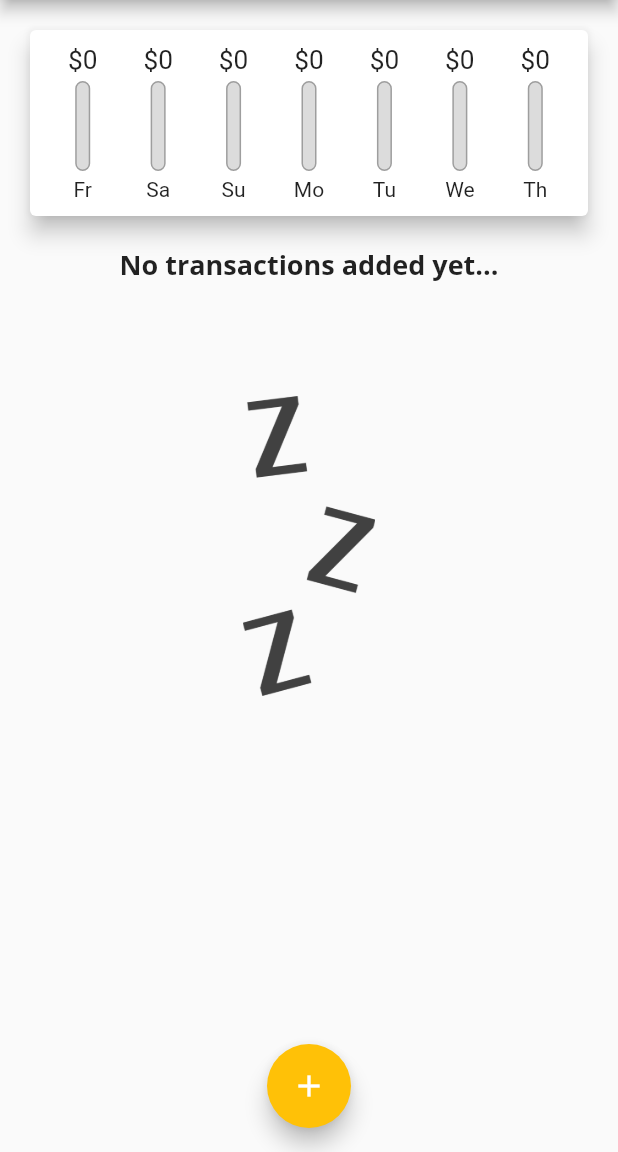
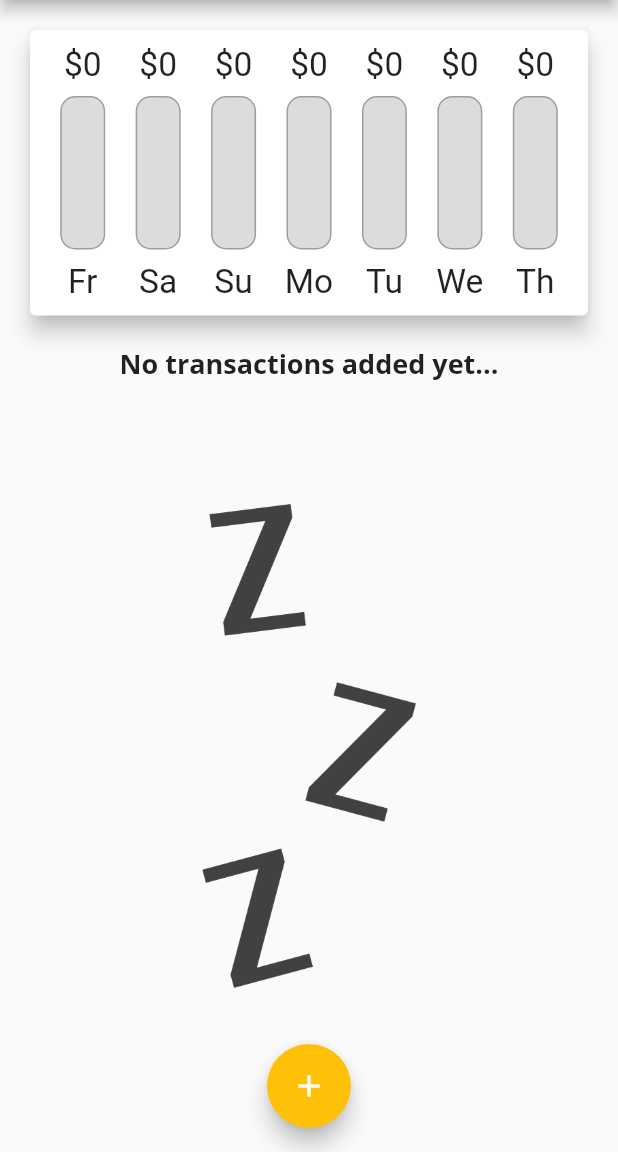
Before and after one commit to pmcgaugh/expenses_app, a Flutter app: the screen it shows after launch, on a phone screen of 412 x 824 dp, the part 84-1236 px from its top. Run offline on Flutter 3.47's test engine with Material 2 defaults, Android fonts, the phone set to English and light mode, and no system bars; Roboto replaces fonts that are missing (Comic Code).

Commit message:
Lesson 161

```diff
--- a/lib/main.dart
+++ b/lib/main.dart
@@ -1,5 +1,7 @@
+import 'package:flutter/cupertino.dart';
 import 'package:flutter/material.dart';
 import 'package:uuid/uuid.dart';
+import 'dart:io';
 
 import 'models/transaction.dart';
 import 'widgets/chart.dart';
@@ -7,6 +9,7 @@ import 'widgets/new_transaction.dart';
 import 'widgets/transaction_list.dart';
 
 void main() {
+  WidgetsFlutterBinding.ensureInitialized();
   runApp(const MyApp());
 }
 
@@ -18,6 +21,7 @@ class MyApp extends StatelessWidget {
     return MaterialApp(
       title: 'Personal Expenses',
       theme: ThemeData(
+        //platform: TargetPlatform.iOS,
         primarySwatch: Colors.purple,
         colorScheme: ColorScheme.fromSeed(
             seedColor: Colors.purple, secondary: Colors.amber),
@@ -52,21 +56,26 @@ class MyHomePage extends StatefulWidget {
   State<MyHomePage> createState() => _MyHomePageState();
 }
 
-class _MyHomePageState extends State<MyHomePage> {
-  final List<Transaction> _userTransactions = [
-    // Transaction(
-    //   id: 't1',
-    //   title: 'New Shoes',
-    //   amount: 6.99,
-    //   date: DateTime.now(),
-    // ),
-    // Transaction(
-    //   id: 't2',
-    //   title: 'Weekly Groceries',
-    //   amount: 16.53,
-    //   date: DateTime.now(),
-    // ),
-  ];
+class _MyHomePageState extends State<MyHomePage> with WidgetsBindingObserver {
+  final List<Transaction> _userTransactions = [];
+  bool _showChart = false;
+
+  @override
+  void initState() {
+    WidgetsBinding.instance.addObserver(this);
+    super.initState();
+  }
+
+  @override
+  didChangeAppLifecycleState(AppLifecycleState state) {
+    print(state);
+  }
+
+  @override
+  dispose() {
+    WidgetsBinding.instance.removeObserver(this);
+    super.dispose();
+  }
 
   List<Transaction> get _recentTransactions {
     return _userTransactions.where((element) {
@@ -96,6 +105,37 @@ class _MyHomePageState extends State<MyHomePage> {
     });
   }
 
+  List<Widget> _buildLandscapeContent(
+      double avail_height, Widget txListWidget) {
+    return [
+      Row(
+        mainAxisAlignment: MainAxisAlignment.center,
+        children: [
+          Text('Show Chart'),
+          Switch.adaptive(
+              activeColor: Theme.of(context).accentColor,
+              value: _showChart,
+              onChanged: (input) {
+                setState(() {
+                  _showChart = input;
+                });
+              })
+        ],
+      ),
+      _showChart
+          ? Container(
+              height: avail_height * 0.7, child: Chart(_recentTransactions))
+          : txListWidget,
+    ];
+  }
+
+  List<Widget> _buildPortraitContent(double avail_height, Widget txListWidget) {
+    return [
+      Container(height: avail_height * 0.3, child: Chart(_recentTransactions)),
+      txListWidget
+    ];
+  }
+
   void _startAddNewTransaction(BuildContext ctx) {
     showModalBottomSheet(
       context: ctx,
@@ -109,10 +149,8 @@ class _MyHomePageState extends State<MyHomePage> {
     );
   }
 
-  @override
-  Widget build(BuildContext context) {
-    return Scaffold(
-      appBar: AppBar(
+  AppBar _materialAppBar() {
+    return AppBar(
       title: Text(
         'Personal Expenses',
       ),
@@ -122,18 +160,76 @@ class _MyHomePageState extends State<MyHomePage> {
           onPressed: () => _startAddNewTransaction(context),
         )
       ],
+    );
+  }
+
+  CupertinoNavigationBar _cupertinoAppBar() {
+    return CupertinoNavigationBar(
+      middle: Text(
+        'Personal Expenses',
       ),
-      body: SingleChildScrollView(
+      trailing: Row(
+        mainAxisSize: MainAxisSize.min,
+        children: [
+          GestureDetector(
+            child: Icon(CupertinoIcons.add),
+            onTap: () => _startAddNewTransaction(context),
+          ),
+        ],
+      ),
+    );
+  }
+
+  @override
+  Widget build(BuildContext context) {
+    final _isLandscape =
+        MediaQuery.of(context).orientation == Orientation.landscape;
+
+    final _appBar = _materialAppBar();
+
+    final _CupertinoAppBar = _cupertinoAppBar();
+
+    final _appBarHeight = Platform.isIOS
+        ? _CupertinoAppBar.preferredSize.height
+        : _appBar.preferredSize.height;
+
+    final _availableHeight = (MediaQuery.of(context).size.height -
+        _appBarHeight -
+        (MediaQuery.of(context).padding.top +
+            MediaQuery.of(context).padding.top));
+
+    final _txListWidget = Container(
+        height: _availableHeight * 0.7, // 0.7
+        child: TransactionList(_userTransactions, _deleteTransaction));
+
+    final _pageBody = SafeArea(
+      child: SingleChildScrollView(
         child: Column(
           crossAxisAlignment: CrossAxisAlignment.stretch,
           children: [
-            Chart(_recentTransactions),
-            TransactionList(_userTransactions, _deleteTransaction),
+            if (_isLandscape)
+              ..._buildLandscapeContent(_availableHeight, _txListWidget),
+            if (!_isLandscape)
+              ..._buildPortraitContent(_availableHeight, _txListWidget),
           ],
         ),
       ),
-      floatingActionButtonLocation: FloatingActionButtonLocation.centerFloat,
-      floatingActionButton: FloatingActionButton(
+    );
+
+    return Platform.isIOS
+        ? CupertinoPageScaffold(
+            child: _pageBody,
+            navigationBar: _CupertinoAppBar,
+          )
+        : Scaffold(
+            appBar: _appBar,
+            body: _pageBody,
+            floatingActionButtonLocation:
+                FloatingActionButtonLocation.centerFloat,
+            floatingActionButton:
+                Theme.of(context).platform == TargetPlatform.iOS
+                    ? Container()
+                    : FloatingActionButton(
                         child: Icon(Icons.add),
                         onPressed: () => _startAddNewTransaction(context),
                       ),
--- a/lib/widgets/chart.dart
+++ b/lib/widgets/chart.dart
@@ -1,5 +1,3 @@
-import 'dart:ffi';
-
 import 'package:flutter/material.dart';
 import 'package:intl/intl.dart';
 
--- a/lib/widgets/chart_bar.dart
+++ b/lib/widgets/chart_bar.dart
@@ -11,18 +11,19 @@ class ChartBar extends StatelessWidget {
 
   @override
   Widget build(BuildContext context) {
+    return LayoutBuilder(builder: (context, constraints) {
       return Column(
         children: [
           Container(
-            height: 20,
+              height: constraints.maxHeight * 0.15,
               child: FittedBox(
                   child: Text('\$${_spendingAmount.toStringAsFixed(0)}'))),
           SizedBox(
-          height: 4,
+            height: constraints.maxHeight * 0.05,
           ),
           Container(
-          height: 60,
-          width: 10,
+            height: constraints.maxHeight * 0.6,
+            width: 30,
             child: Stack(
               alignment: AlignmentDirectional.bottomCenter,
               children: [
@@ -50,9 +51,12 @@ class ChartBar extends StatelessWidget {
               ],
             ),
           ),
-        SizedBox(height: 4),
-        Text(_label)
+          SizedBox(height: constraints.maxHeight * 0.05),
+          Container(
+              height: constraints.maxHeight * 0.15,
+              child: FittedBox(child: Text(_label)))
         ],
       );
+    });
   }
 }
--- a/lib/widgets/transaction_list.dart
+++ b/lib/widgets/transaction_list.dart
@@ -1,7 +1,7 @@
 import 'package:flutter/material.dart';
-import 'package:intl/intl.dart';
 
 import '../models/transaction.dart';
+import 'transaction_item.dart';
 
 class TransactionList extends StatelessWidget {
   final List<Transaction> transactions;
@@ -12,59 +12,34 @@ class TransactionList extends StatelessWidget {
 
   @override
   Widget build(BuildContext context) {
-    return Container(
-      height: 400,
-      child: transactions.isEmpty
-          ? Column(
+    return transactions.isEmpty
+        ? LayoutBuilder(
+            builder: (context, constraints) {
+              return Column(
                 children: [
-                Text('No transactions added yet...',
+                  FittedBox(
+                    child: Text('No transactions added yet...',
                         style: Theme.of(context).textTheme.headline6),
-                SizedBox(height: 75),
+                  ),
+                  SizedBox(height: constraints.maxHeight * 0.15),
                   Container(
-                  height: 200,
+                    height: constraints.maxHeight * 0.6,
                     child: Image.asset(
                       'assets/images/waiting.png',
                       fit: BoxFit.cover,
                     ),
                   )
                 ],
+              );
+            },
           )
         : ListView.builder(
             itemBuilder: (ctx, index) {
-                return Card(
-                  margin: EdgeInsets.symmetric(vertical: 8, horizontal: 5),
-                  elevation: 5,
-                  child: ListTile(
-                    leading: CircleAvatar(
-                      radius: 30,
-                      child: Padding(
-                        padding: EdgeInsets.all(10),
-                        child: FittedBox(
-                          child: Text(
-                              '\$${transactions[index].amount.toStringAsFixed(2)}'),
-                        ),
-                      ),
-                    ),
-                    title: Text(
-                      transactions[index].title,
-                      style: Theme.of(context).textTheme.headline6,
-                    ),
-                    subtitle: Text(
-                      DateFormat.yMMMd().format(transactions[index].date),
-                    ),
-                    trailing: IconButton(
-                      onPressed: () =>
-                          _deleteTransaction(transactions[index].id),
-                      icon: Icon(
-                        Icons.delete,
-                        color: Colors.red,
-                      ),
-                    ),
-                  ),
-                );
+              return TransactionItem(
+                  transactions: transactions[index],
+                  deleteTransaction: _deleteTransaction);
             },
             itemCount: transactions.length,
-            ),
           );
   }
 }
```
Also changed, not shown: lib/widgets/adaptive_flatbutton.dart (added, +26 -0 lines), lib/widgets/new_transaction.dart (+13 -12 lines), lib/widgets/transaction_item.dart (added, +82 -0 lines), pubspec.lock, 2 other files. Lines whose indentation alone changed are shown as unchanged.
